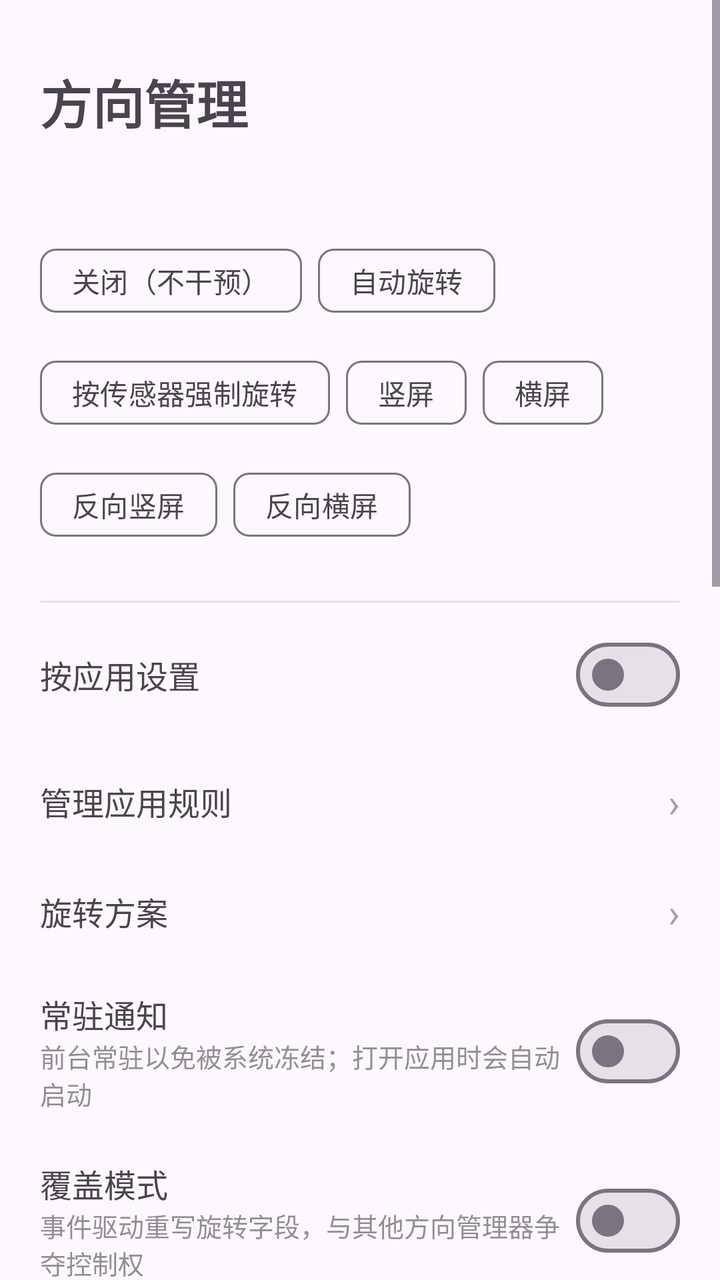
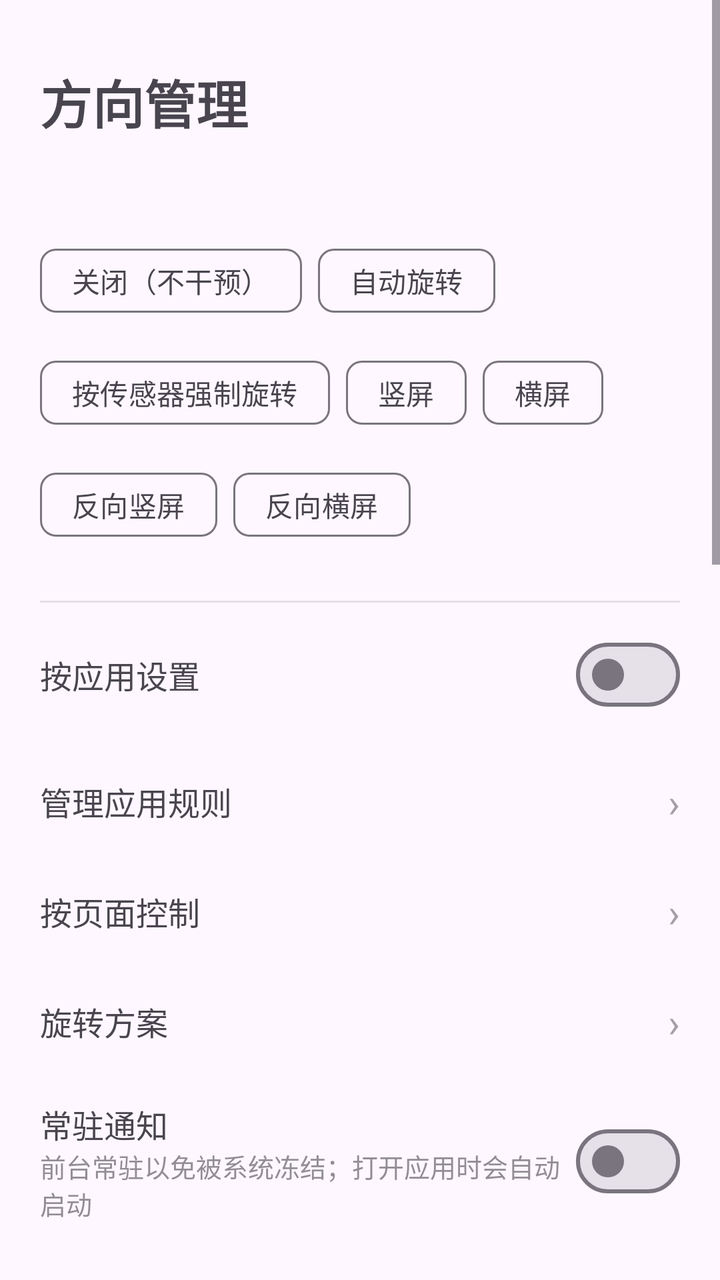

An Android layout rendered at two revisions. The XML below is the earlier revision; the diff shows what the commit changed to produce the second picture.
<!-- AndroidManifest.xml: application theme Theme.OrientationManager -->
<!-- res/layout/activity_main.xml -->
<?xml version="1.0" encoding="utf-8"?>
<ScrollView xmlns:android="http://schemas.android.com/apk/res/android"
    xmlns:app="http://schemas.android.com/apk/res-auto"
    android:layout_width="match_parent"
    android:layout_height="match_parent"
    android:fillViewport="true">

    <LinearLayout
        android:layout_width="match_parent"
        android:layout_height="wrap_content"
        android:orientation="vertical"
        android:paddingStart="20dp"
        android:paddingTop="32dp"
        android:paddingEnd="20dp"
        android:paddingBottom="32dp">

        <TextView
            android:layout_width="wrap_content"
            android:layout_height="wrap_content"
            android:text="@string/app_name"
            android:textSize="26sp"
            android:textStyle="bold" />

        <TextView
            android:id="@+id/status"
            android:layout_width="wrap_content"
            android:layout_height="wrap_content"
            android:layout_marginTop="6dp"
            android:alpha="0.7"
            android:textSize="15sp" />

        <com.google.android.material.chip.ChipGroup
            android:id="@+id/chip_group"
            android:layout_width="match_parent"
            android:layout_height="wrap_content"
            android:layout_marginTop="20dp"
            app:chipSpacingHorizontal="8dp"
            app:selectionRequired="true"
            app:singleSelection="true">


            <com.google.android.material.chip.Chip
                android:id="@+id/chip_off"
                style="@style/Widget.Material3.Chip.Filter"
                android:layout_width="wrap_content"
                android:layout_height="wrap_content"
                android:text="@string/mode_off" />
            <com.google.android.material.chip.Chip
                android:id="@+id/chip_auto"
                style="@style/Widget.Material3.Chip.Filter"
                android:layout_width="wrap_content"
                android:layout_height="wrap_content"
                android:text="@string/mode_auto" />

            <com.google.android.material.chip.Chip
                android:id="@+id/chip_sensor_forced"
                style="@style/Widget.Material3.Chip.Filter"
                android:layout_width="wrap_content"
                android:layout_height="wrap_content"
                android:text="@string/mode_sensor_forced" />

            <com.google.android.material.chip.Chip
                android:id="@+id/chip_portrait"
                style="@style/Widget.Material3.Chip.Filter"
                android:layout_width="wrap_content"
                android:layout_height="wrap_content"
                android:text="@string/mode_portrait" />

            <com.google.android.material.chip.Chip
                android:id="@+id/chip_landscape"
                style="@style/Widget.Material3.Chip.Filter"
                android:layout_width="wrap_content"
                android:layout_height="wrap_content"
                android:text="@string/mode_landscape" />

            <com.google.android.material.chip.Chip
                android:id="@+id/chip_reverse_portrait"
                style="@style/Widget.Material3.Chip.Filter"
                android:layout_width="wrap_content"
                android:layout_height="wrap_content"
                android:text="@string/mode_reverse_portrait" />

            <com.google.android.material.chip.Chip
                android:id="@+id/chip_reverse_landscape"
                style="@style/Widget.Material3.Chip.Filter"
                android:layout_width="wrap_content"
                android:layout_height="wrap_content"
                android:text="@string/mode_reverse_landscape" />

        </com.google.android.material.chip.ChipGroup>

        <View
            android:layout_width="match_parent"
            android:layout_height="1dp"
            android:layout_marginTop="24dp"
            android:background="#33808080" />

        <LinearLayout
            android:layout_width="match_parent"
            android:layout_height="wrap_content"
            android:gravity="center_vertical"
            android:orientation="horizontal"
            android:paddingTop="12dp"
            android:paddingBottom="12dp">

            <LinearLayout
                android:layout_width="0dp"
                android:layout_height="wrap_content"
                android:layout_weight="1"
                android:orientation="vertical">

                <TextView
                    android:layout_width="wrap_content"
                    android:layout_height="wrap_content"
                    android:text="@string/per_app_enable"
                    android:textSize="16sp" />

            </LinearLayout>

            <com.google.android.material.materialswitch.MaterialSwitch
                android:id="@+id/switch_per_app"
                android:layout_width="wrap_content"
                android:layout_height="wrap_content" />
        </LinearLayout>

        <LinearLayout
            android:id="@+id/row_apps"
            android:layout_width="match_parent"
            android:layout_height="wrap_content"
            android:background="?android:attr/selectableItemBackground"
            android:clickable="true"
            android:focusable="true"
            android:gravity="center_vertical"
            android:orientation="horizontal"
            android:paddingTop="14dp"
            android:paddingBottom="14dp">

            <TextView
                android:layout_width="0dp"
                android:layout_height="wrap_content"
                android:layout_weight="1"
                android:text="@string/per_app_manage"
                android:textSize="16sp" />

            <TextView
                android:layout_width="wrap_content"
                android:layout_height="wrap_content"
                android:alpha="0.5"
                android:text="›"
                android:textSize="20sp" />
        </LinearLayout>

        <LinearLayout
            android:id="@+id/row_strategies"
            android:layout_width="match_parent"
            android:layout_height="wrap_content"
            android:background="?android:attr/selectableItemBackground"
            android:clickable="true"
            android:focusable="true"
            android:gravity="center_vertical"
            android:orientation="horizontal"
            android:paddingTop="14dp"
            android:paddingBottom="14dp">

            <TextView
                android:layout_width="0dp"
                android:layout_height="wrap_content"
                android:layout_weight="1"
                android:text="@string/main_row_strategies"
                android:textSize="16sp" />

            <TextView
                android:layout_width="wrap_content"
                android:layout_height="wrap_content"
                android:alpha="0.5"
                android:text="›"
                android:textSize="20sp" />
        </LinearLayout>

        <LinearLayout
            android:layout_width="match_parent"
            android:layout_height="wrap_content"
            android:gravity="center_vertical"
            android:orientation="horizontal"
            android:paddingTop="12dp"
            android:paddingBottom="12dp">

            <LinearLayout
                android:layout_width="0dp"
                android:layout_height="wrap_content"
                android:layout_weight="1"
                android:orientation="vertical">

                <TextView
                    android:layout_width="wrap_content"
                    android:layout_height="wrap_content"
                    android:text="@string/service_title"
                    android:textSize="16sp" />

                <TextView
                    android:id="@+id/service_desc_text"
                    android:layout_width="wrap_content"
                    android:layout_height="wrap_content"
                    android:alpha="0.6"
                    android:text="@string/service_desc"
                    android:textSize="13sp" />
            </LinearLayout>

            <com.google.android.material.materialswitch.MaterialSwitch
                android:id="@+id/switch_service"
                android:layout_width="wrap_content"
                android:layout_height="wrap_content" />
        </LinearLayout>

        <LinearLayout
            android:layout_width="match_parent"
            android:layout_height="wrap_content"
            android:gravity="center_vertical"
            android:orientation="horizontal"
            android:paddingTop="12dp"
            android:paddingBottom="12dp">

            <LinearLayout
                android:layout_width="0dp"
                android:layout_height="wrap_content"
                android:layout_weight="1"
                android:orientation="vertical">

                <TextView
                    android:layout_width="wrap_content"
                    android:layout_height="wrap_content"
                    android:text="@string/override_title"
                    android:textSize="16sp" />

                <TextView
                    android:id="@+id/override_desc"
                    android:layout_width="wrap_content"
                    android:layout_height="wrap_content"
                    android:alpha="0.6"
                    android:text="@string/override_desc"
                    android:textSize="13sp" />
            </LinearLayout>

            <com.google.android.material.materialswitch.MaterialSwitch
                android:id="@+id/switch_override"
                android:layout_width="wrap_content"
                android:layout_height="wrap_content" />
        </LinearLayout>

        <View
            android:layout_width="match_parent"
            android:layout_height="1dp"
            android:background="#33808080" />

        <TextView
            android:layout_width="wrap_content"
            android:layout_height="wrap_content"
            android:layout_marginTop="16dp"
            android:alpha="0.6"
            android:text="@string/section_keepalive"
            android:textSize="13sp" />

        <LinearLayout
            android:id="@+id/row_battery"
            android:layout_width="match_parent"
            android:layout_height="wrap_content"
            android:background="?android:attr/selectableItemBackground"
            android:clickable="true"
            android:focusable="true"
            android:gravity="center_vertical"
            android:orientation="horizontal"
            android:paddingTop="14dp"
            android:paddingBottom="14dp">

            <LinearLayout
                android:layout_width="0dp"
                android:layout_height="wrap_content"
                android:layout_weight="1"
                android:orientation="vertical">

                <TextView
                    android:layout_width="wrap_content"
                    android:layout_height="wrap_content"
                    android:text="@string/keepalive_battery_title"
                    android:textSize="16sp" />

                <TextView
                    android:id="@+id/battery_desc"
                    android:layout_width="wrap_content"
                    android:layout_height="wrap_content"
                    android:alpha="0.6"
                    android:text="@string/keepalive_battery_desc"
                    android:textSize="13sp" />
            </LinearLayout>

            <TextView
                android:layout_width="wrap_content"
                android:layout_height="wrap_content"
                android:text="@string/action_grant"
                android:textColor="?attr/colorPrimary"
                android:textSize="14sp" />
        </LinearLayout>

        <LinearLayout
            android:id="@+id/row_autostart"
            android:layout_width="match_parent"
            android:layout_height="wrap_content"
            android:background="?android:attr/selectableItemBackground"
            android:clickable="true"
            android:focusable="true"
            android:gravity="center_vertical"
            android:orientation="horizontal"
            android:paddingTop="14dp"
            android:paddingBottom="14dp">

            <LinearLayout
                android:layout_width="0dp"
                android:layout_height="wrap_content"
                android:layout_weight="1"
                android:orientation="vertical">

                <TextView
                    android:layout_width="wrap_content"
                    android:layout_height="wrap_content"
                    android:text="@string/keepalive_autostart_title"
                    android:textSize="16sp" />

                <TextView
                    android:id="@+id/autostart_desc"
                    android:layout_width="wrap_content"
                    android:layout_height="wrap_content"
                    android:alpha="0.6"
                    android:text="@string/keepalive_autostart_desc"
                    android:textSize="13sp" />
            </LinearLayout>

            <TextView
                android:layout_width="wrap_content"
                android:layout_height="wrap_content"
                android:text="@string/action_grant"
                android:textColor="?attr/colorPrimary"
                android:textSize="14sp" />
        </LinearLayout>

        <TextView
            android:layout_width="wrap_content"
            android:layout_height="wrap_content"
            android:layout_marginTop="16dp"
            android:alpha="0.6"
            android:text="@string/section_other"
            android:textSize="13sp" />
        <LinearLayout
            android:id="@+id/row_log"
            android:layout_width="match_parent"
            android:layout_height="wrap_content"
            android:background="?android:attr/selectableItemBackground"
            android:clickable="true"
            android:focusable="true"
            android:gravity="center_vertical"
            android:orientation="horizontal"
            android:paddingTop="14dp"
            android:paddingBottom="14dp">

            <TextView
                android:layout_width="0dp"
                android:layout_height="wrap_content"
                android:layout_weight="1"
                android:text="@string/main_row_log"
                android:textSize="16sp" />

            <TextView
                android:layout_width="wrap_content"
                android:layout_height="wrap_content"
                android:alpha="0.5"
                android:text="›"
                android:textSize="20sp" />
        </LinearLayout>

        <View
            android:layout_width="match_parent"
            android:layout_height="1dp"
            android:background="#33808080" />

        <TextView
            android:layout_width="wrap_content"
            android:layout_height="wrap_content"
            android:layout_marginTop="16dp"
            android:alpha="0.6"
            android:text="@string/section_permissions"
            android:textSize="13sp" />

        <LinearLayout
            android:id="@+id/row_write"
            android:layout_width="match_parent"
            android:layout_height="wrap_content"
            android:background="?android:attr/selectableItemBackground"
            android:clickable="true"
            android:focusable="true"
            android:gravity="center_vertical"
            android:orientation="horizontal"
            android:paddingTop="14dp"
            android:paddingBottom="14dp">

            <LinearLayout
                android:layout_width="0dp"
                android:layout_height="wrap_content"
                android:layout_weight="1"
                android:orientation="vertical">

                <TextView
                    android:layout_width="wrap_content"
                    android:layout_height="wrap_content"
                    android:text="@string/perm_write_title"
                    android:textSize="16sp" />

                <TextView
                    android:id="@+id/write_desc"
                    android:layout_width="wrap_content"
                    android:layout_height="wrap_content"
                    android:alpha="0.6"
                    android:text="@string/perm_write_desc"
                    android:textSize="13sp" />
            </LinearLayout>

            <TextView
                android:layout_width="wrap_content"
                android:layout_height="wrap_content"
                android:text="@string/action_grant"
                android:textColor="?attr/colorPrimary"
                android:textSize="14sp" />
        </LinearLayout>

        <LinearLayout
            android:id="@+id/row_accessibility"
            android:layout_width="match_parent"
            android:layout_height="wrap_content"
            android:background="?android:attr/selectableItemBackground"
            android:clickable="true"
            android:focusable="true"
            android:gravity="center_vertical"
            android:orientation="horizontal"
            android:paddingTop="14dp"
            android:paddingBottom="14dp">

            <LinearLayout
                android:layout_width="0dp"
                android:layout_height="wrap_content"
                android:layout_weight="1"
                android:orientation="vertical">

                <TextView
                    android:layout_width="wrap_content"
                    android:layout_height="wrap_content"
                    android:text="@string/perm_accessibility_title"
                    android:textSize="16sp" />

                <TextView
                    android:id="@+id/accessibility_desc"
                    android:layout_width="wrap_content"
                    android:layout_height="wrap_content"
                    android:alpha="0.6"
                    android:text="@string/perm_accessibility_desc"
                    android:textSize="13sp" />
            </LinearLayout>

            <TextView
                android:layout_width="wrap_content"
                android:layout_height="wrap_content"
                android:text="@string/action_grant"
                android:textColor="?attr/colorPrimary"
                android:textSize="14sp" />
        </LinearLayout>

        <LinearLayout
            android:id="@+id/row_notifications"
            android:layout_width="match_parent"
            android:layout_height="wrap_content"
            android:background="?android:attr/selectableItemBackground"
            android:clickable="true"
            android:focusable="true"
            android:gravity="center_vertical"
            android:orientation="horizontal"
            android:paddingTop="14dp"
            android:paddingBottom="14dp">

            <LinearLayout
                android:layout_width="0dp"
                android:layout_height="wrap_content"
                android:layout_weight="1"
                android:orientation="vertical">

                <TextView
                    android:layout_width="wrap_content"
                    android:layout_height="wrap_content"
                    android:text="@string/perm_notifications_title"
                    android:textSize="16sp" />

                <TextView
                    android:id="@+id/notifications_desc"
                    android:layout_width="wrap_content"
                    android:layout_height="wrap_content"
                    android:alpha="0.6"
                    android:text="@string/perm_notifications_desc"
                    android:textSize="13sp" />
            </LinearLayout>

            <TextView
                android:layout_width="wrap_content"
                android:layout_height="wrap_content"
                android:text="@string/action_grant"
                android:textColor="?attr/colorPrimary"
                android:textSize="14sp" />
        </LinearLayout>

        <LinearLayout
            android:id="@+id/row_overlay"
            android:layout_width="match_parent"
            android:layout_height="wrap_content"
            android:background="?android:attr/selectableItemBackground"
            android:clickable="true"
            android:focusable="true"
            android:gravity="center_vertical"
            android:orientation="horizontal"
            android:paddingTop="14dp"
            android:paddingBottom="14dp">

            <LinearLayout
                android:layout_width="0dp"
                android:layout_height="wrap_content"
                android:layout_weight="1"
                android:orientation="vertical">

                <TextView
                    android:layout_width="wrap_content"
                    android:layout_height="wrap_content"
                    android:text="@string/perm_overlay_title"
                    android:textSize="16sp" />

                <TextView
                    android:id="@+id/overlay_desc"
                    android:layout_width="wrap_content"
                    android:layout_height="wrap_content"
                    android:alpha="0.6"
                    android:text="@string/perm_overlay_desc"
                    android:textSize="13sp" />
            </LinearLayout>

            <TextView
                android:layout_width="wrap_content"
                android:layout_height="wrap_content"
                android:text="@string/action_grant"
                android:textColor="?attr/colorPrimary"
                android:textSize="14sp" />
        </LinearLayout>

        <LinearLayout
            android:id="@+id/row_secure"
            android:layout_width="match_parent"
            android:layout_height="wrap_content"
            android:background="?android:attr/selectableItemBackground"
            android:clickable="true"
            android:focusable="true"
            android:gravity="center_vertical"
            android:orientation="horizontal"
            android:paddingTop="14dp"
            android:paddingBottom="14dp">

            <LinearLayout
                android:layout_width="0dp"
                android:layout_height="wrap_content"
                android:layout_weight="1"
                android:orientation="vertical">

                <TextView
                    android:layout_width="wrap_content"
                    android:layout_height="wrap_content"
                    android:text="@string/perm_secure_title"
                    android:textSize="16sp" />

                <TextView
                    android:id="@+id/secure_desc"
                    android:layout_width="wrap_content"
                    android:layout_height="wrap_content"
                    android:alpha="0.6"
                    android:text="@string/perm_secure_desc"
                    android:textSize="13sp" />
            </LinearLayout>

            <TextView
                android:layout_width="wrap_content"
                android:layout_height="wrap_content"
                android:text="@string/action_grant"
                android:textColor="?attr/colorPrimary"
                android:textSize="14sp" />
        </LinearLayout>
    </LinearLayout>
</ScrollView>
<!-- resources referenced by this layout -->
<resources>
  <string name="action_grant">去授权</string>
  <string name="app_name">方向管理</string>
  <string name="keepalive_autostart_desc">决定开机后能否自动恢复方向控制</string>
  <string name="keepalive_autostart_title">开机自启</string>
  <string name="keepalive_battery_desc">避免后台被系统冻结或回收</string>
  <string name="keepalive_battery_title">忽略电池优化</string>
  <string name="main_row_log">日志</string>
  <string name="main_row_strategies">旋转方案</string>
  <string name="mode_auto">自动旋转</string>
  <string name="mode_landscape">横屏</string>
  <string name="mode_off">关闭（不干预）</string>
  <string name="mode_portrait">竖屏</string>
  <string name="mode_reverse_landscape">反向横屏</string>
  <string name="mode_reverse_portrait">反向竖屏</string>
  <string name="mode_sensor_forced">按传感器强制旋转</string>
  <string name="override_desc">事件驱动重写旋转字段，与其他方向管理器争夺控制权</string>
  <string name="override_title">覆盖模式</string>
  <string name="per_app_enable">按应用设置</string>
  <string name="per_app_manage">管理应用规则</string>
  <string name="perm_accessibility_desc">用于识别当前前台应用，驱动「按应用设置」规则</string>
  <string name="perm_accessibility_title">无障碍服务</string>
  <string name="perm_notifications_desc">用于显示常驻通知，提升后台存活</string>
  <string name="perm_notifications_title">通知权限</string>
  <string name="perm_overlay_desc">display 级窗口方向请求，可覆盖应用自身方向</string>
  <string name="perm_overlay_title">悬浮窗权限</string>
  <string name="perm_secure_desc">一次授权即可直接开关/修复无障碍服务（免 root、免常驻 Shizuku）</string>
  <string name="perm_secure_title">写入安全设置</string>
  <string name="perm_write_desc">设置通道的写入权限；已用悬浮窗或 Shizuku 时可不必授权</string>
  <string name="perm_write_title">修改系统设置</string>
  <string name="section_keepalive">保活</string>
  <string name="section_other">其他</string>
  <string name="section_permissions">权限</string>
  <string name="service_desc">前台常驻以免被系统冻结；打开应用时会自动启动</string>
  <string name="service_title">常驻通知</string>
  <style name="Theme.OrientationManager" parent="Theme.Material3.DayNight.NoActionBar">
          <item name="android:windowLayoutInDisplayCutoutMode">shortEdges</item>
      </style>
</resources>

<!-- the commit's change to res/layout/activity_main.xml (unified diff, before → after) -->
@@ -151,6 +151,32 @@
         </LinearLayout>
 
         <LinearLayout
+            android:id="@+id/row_pages"
+            android:layout_width="match_parent"
+            android:layout_height="wrap_content"
+            android:background="?android:attr/selectableItemBackground"
+            android:clickable="true"
+            android:focusable="true"
+            android:gravity="center_vertical"
+            android:orientation="horizontal"
+            android:paddingTop="14dp"
+            android:paddingBottom="14dp">
+
+            <TextView
+                android:layout_width="0dp"
+                android:layout_height="wrap_content"
+                android:layout_weight="1"
+                android:text="@string/main_row_pages"
+                android:textSize="16sp" />
+
+            <TextView
+                android:layout_width="wrap_content"
+                android:layout_height="wrap_content"
+                android:alpha="0.5"
+                android:text="›"
+                android:textSize="20sp" />
+        </LinearLayout>
+        <LinearLayout
             android:id="@+id/row_strategies"
             android:layout_width="match_parent"
             android:layout_height="wrap_content"
<!-- resource entries referenced after the edit -->
@@ -7,6 +7,7 @@
   <string name="keepalive_battery_desc">避免后台被系统冻结或回收</string>
   <string name="keepalive_battery_title">忽略电池优化</string>
   <string name="main_row_log">日志</string>
+  <string name="main_row_pages">按页面控制</string>
   <string name="main_row_strategies">旋转方案</string>
   <string name="mode_auto">自动旋转</string>
   <string name="mode_landscape">横屏</string>
